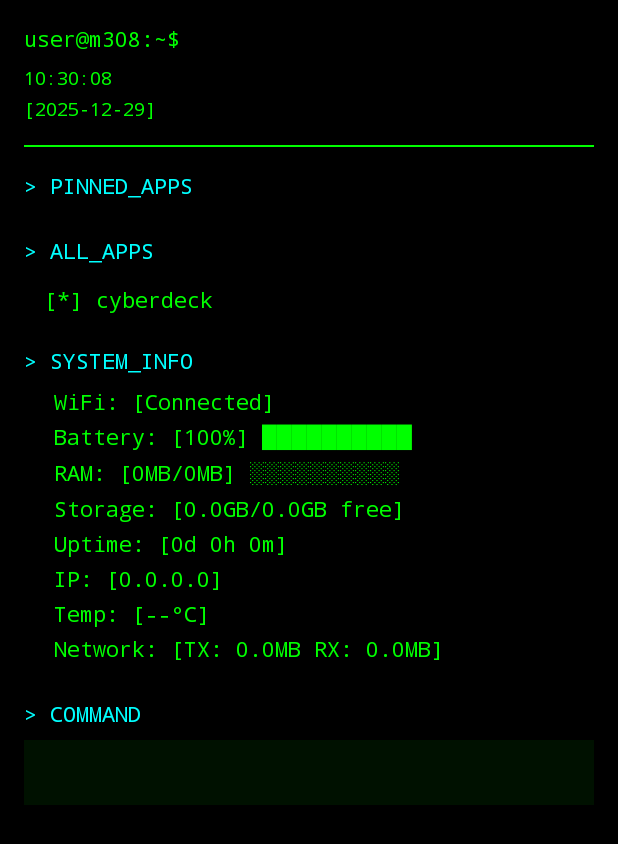
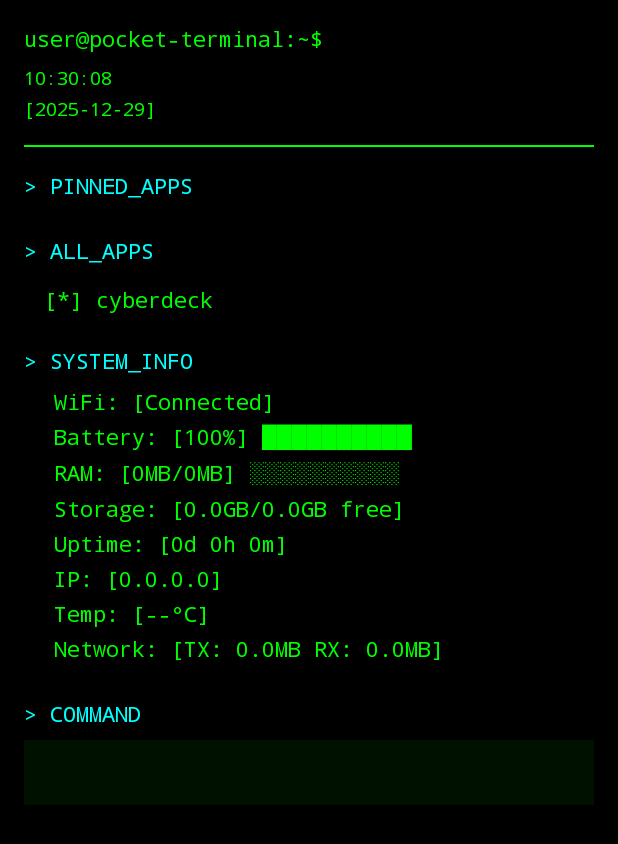
Before and after one commit to JPslaugh/CyberDeckLauncher, an Android app: the screen it shows after launch (MainActivity), on a phone screen of 412 x 824 dp. Shown: the top 844 px of the screen. Run offline under Robolectric (Android 15) with nearby library versions, the phone set to English and light mode, and no system bars.

Commit message:
Update device name from m308 to pocket-terminal

```diff
--- a/app/src/main/res/layout/activity_main.xml
+++ b/app/src/main/res/layout/activity_main.xml
@@ -16,7 +16,7 @@
             android:id="@+id/headerText"
             android:layout_width="match_parent"
             android:layout_height="wrap_content"
-            android:text="user@m308:~$"
+            android:text="user@pocket-terminal:~$"
             android:textColor="#00FF00"
             android:textSize="14sp"
             android:fontFamily="monospace"
```
